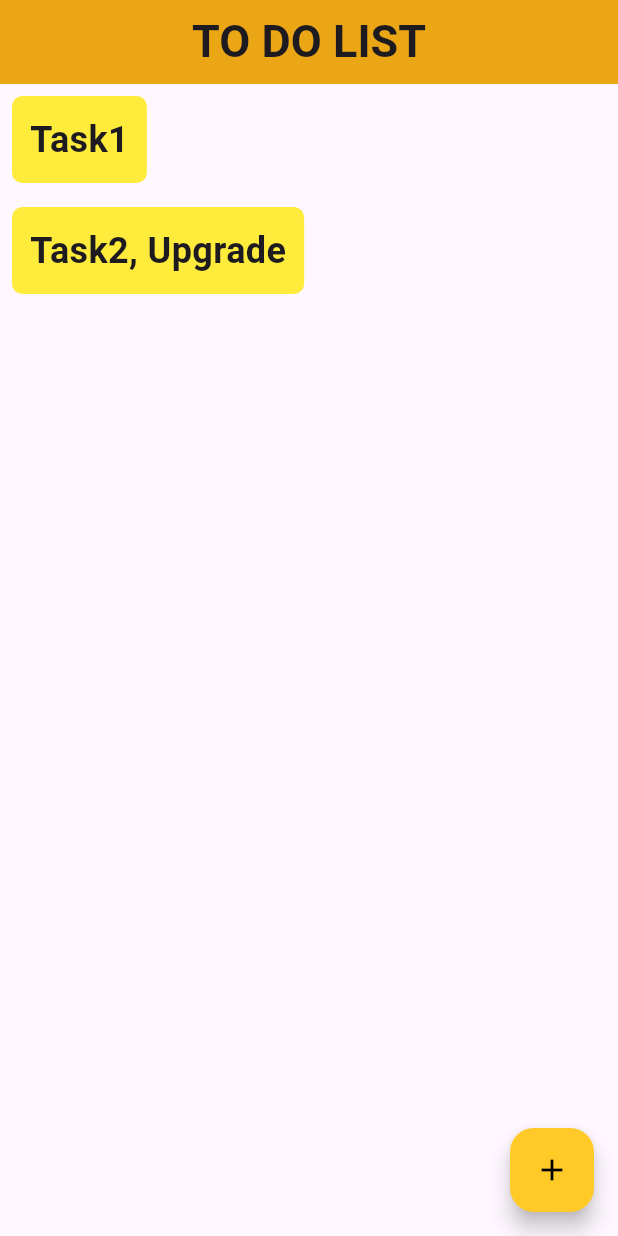
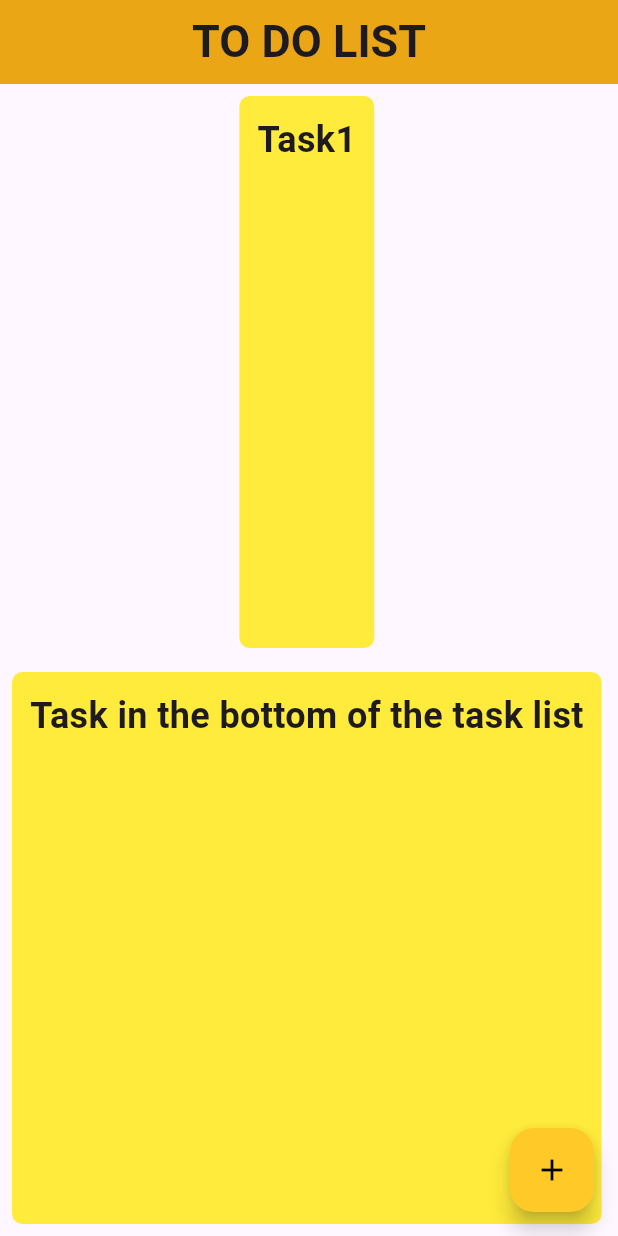
Before and after one commit to abde-salek/flutter_projects_basic, a Flutter app: the screen it shows after launch, on a phone screen of 412 x 824 dp. Run offline on Flutter 3.47's test engine with Material 3 defaults, Android fonts, the phone set to English and light mode, and no system bars.

Commit message:
row or column

```diff
--- a/pro_2/lib/main.dart
+++ b/pro_2/lib/main.dart
@@ -34,13 +34,11 @@
           backgroundColor: Colors.amber[600],
           elevation: 10,
         ),
-        body: Column(
+        body: Column (
           mainAxisAlignment: MainAxisAlignment.start,
           children: [
-            Row(
-              mainAxisAlignment: MainAxisAlignment.start,
-              children: [
-                Container(
+                Expanded(
+                  child: Container(
                     //color: Colors.yellowAccent[400],
                     padding: const EdgeInsets.all(12.0),
                     margin: const EdgeInsets.all(8),
@@ -48,8 +46,6 @@
                       color: Colors.yellow[500],
                       borderRadius: BorderRadius.all(Radius.circular(7)),
                     ),
-                    child: Align(
-                      alignment: Alignment.topLeft,
                       child: Text(
                     "Task1",
                       style: TextStyle(
@@ -57,32 +53,25 @@
                         fontSize: 24, // Font size
                   ),
                       ),
-                  ),)
-              ],
-            ),
-              Row(
-                mainAxisAlignment: MainAxisAlignment.start,
-                children: [
-                  Container(
+                  ),),
+                Expanded(
+                  child: Container(
+                    //color: Colors.yellowAccent[400],
                     padding: const EdgeInsets.all(12.0),
                     margin: const EdgeInsets.all(8),
                     decoration: BoxDecoration(
                       color: Colors.yellow[500],
                       borderRadius: BorderRadius.all(Radius.circular(7)),
                     ),
-                    child: Text(
-                    "Task2, Upgrade",
+                      child: Text(
+                    "Task in the bottom of the task list",
                       style: TextStyle(
                         fontWeight:FontWeight.bold,
                         fontSize: 24, // Font size
                   ),
                       ),
-                  ),
-                ],
-              ),
-
-            //Container(),
-          ],
+                  ),),
+              ],
         ),
 
 
```
